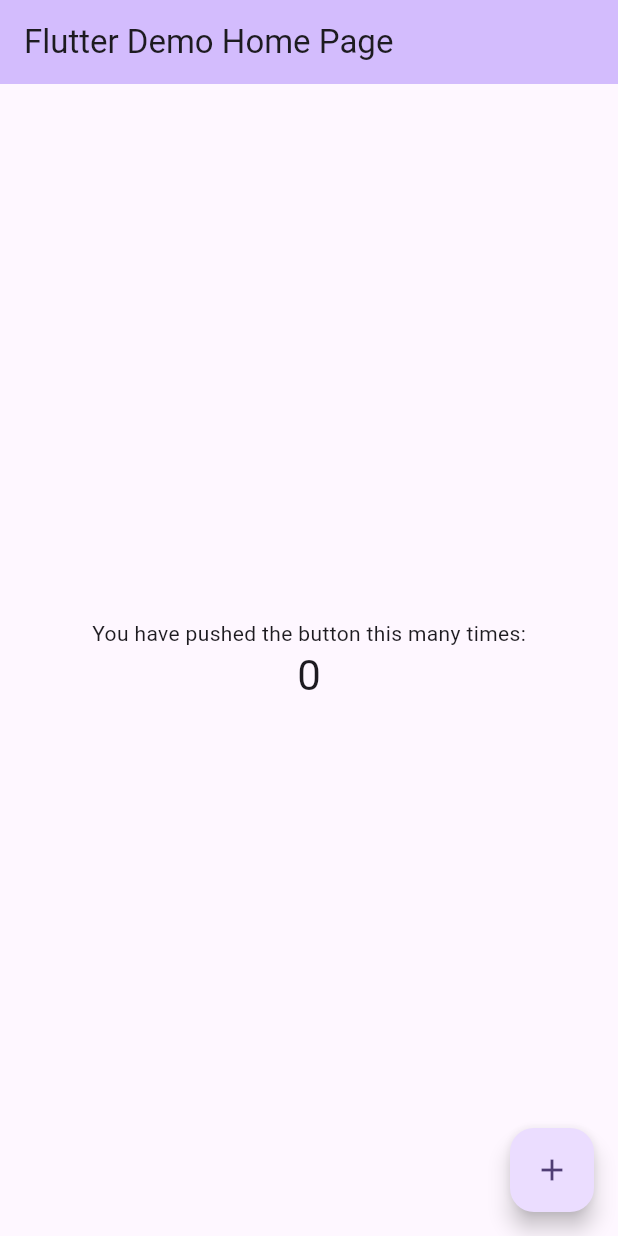
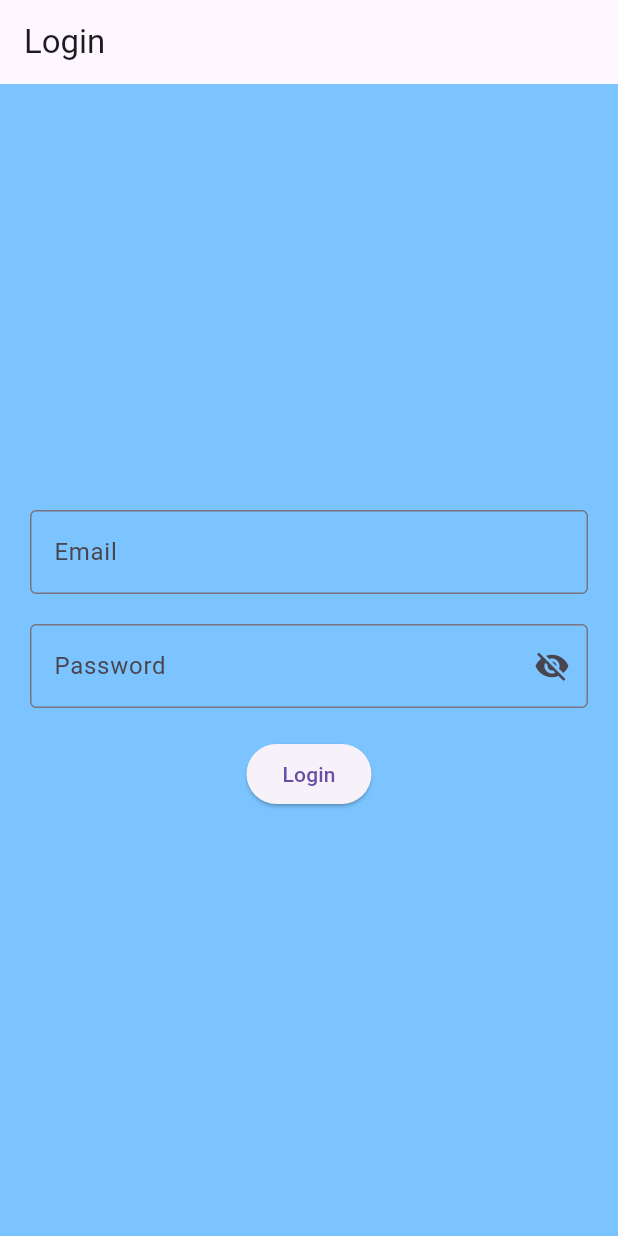
Before and after one commit to salman123-t/myapp, a Flutter app: the screen it shows after launch, on a phone screen of 412 x 824 dp. Run offline on Flutter 3.47's test engine with Material 3 defaults, Android fonts, the phone set to English and light mode, and no system bars.

```diff
--- /dev/null
+++ b/lib/first.dart
@@ -0,0 +1,66 @@
+import 'package:flutter/material.dart';
+import 'second.dart';
+
+class HalAwal extends StatefulWidget {
+  @override
+  _HalAwalState createState() => _HalAwalState();
+}
+
+class _HalAwalState extends State<HalAwal> {
+  final TextEditingController _textController = TextEditingController();
+  final TextEditingController _passwordController = TextEditingController();
+  bool _obscurePassword = true;
+
+  void _gotoSecondPage() {
+    Navigator.push(
+      context,
+      MaterialPageRoute(
+        builder: (context) => HalDua(data: _textController.text),
+      ),
+    );
+  }
+
+  @override
+  Widget build(BuildContext context) {
+    return Scaffold(
+      backgroundColor: const Color.fromARGB(255, 123, 196, 255),
+      appBar: AppBar(title: Text('Login')),
+      body: Padding(
+        padding: const EdgeInsets.all(20.0),
+        child: Column(
+          mainAxisAlignment: MainAxisAlignment.center,
+          children: [
+            TextField(
+              controller: _textController,
+              decoration: InputDecoration(
+                labelText: 'Email',
+                border: OutlineInputBorder(),
+              ),
+            ),
+            const SizedBox(height: 20),
+            TextField(
+              controller: _passwordController,
+              obscureText: _obscurePassword,
+              decoration: InputDecoration(
+                labelText: 'Password',
+                border: OutlineInputBorder(),
+                suffixIcon: IconButton(
+                  icon: Icon(
+                    _obscurePassword ? Icons.visibility_off : Icons.visibility,
+                  ),
+                  onPressed: () {
+                    setState(() {
+                      _obscurePassword = !_obscurePassword;
+                    });
+                  },
+                ),
+              ),
+            ),
+            const SizedBox(height: 20),
+            ElevatedButton(onPressed: _gotoSecondPage, child: Text('Login')),
+          ],
+        ),
+      ),
+    );
+  }
+}
--- a/lib/main.dart
+++ b/lib/main.dart
@@ -1,5 +1,5 @@
 import 'package:flutter/material.dart';
-
+import 'first.dart';
 void main() {
   runApp(const MyApp());
 }
@@ -7,48 +7,21 @@ void main() {
 class MyApp extends StatelessWidget {
   const MyApp({super.key});
 
-  // This widget is the root of your application.
   @override
   Widget build(BuildContext context) {
     return MaterialApp(
-      title: 'Flutter Demo',
+      title: 'Flutter Counter Test',
+      debugShowCheckedModeBanner: false,
       theme: ThemeData(
-        // This is the theme of your application.
-        //
-        // TRY THIS: Try running your application with "flutter run". You'll see
-        // the application has a purple toolbar. Then, without quitting the app,
-        // try changing the seedColor in the colorScheme below to Colors.green
-        // and then invoke "hot reload" (save your changes or press the "hot
-        // reload" button in a Flutter-supported IDE, or press "r" if you used
-        // the command line to start the app).
-        //
-        // Notice that the counter didn't reset back to zero; the application
-        // state is not lost during the reload. To reset the state, use hot
-        // restart instead.
-        //
-        // This works for code too, not just values: Most code changes can be
-        // tested with just a hot reload.
-        colorScheme: ColorScheme.fromSeed(seedColor: Colors.deepPurple),
-        useMaterial3: true,
+        primarySwatch: Colors.blue,
       ),
-      home: const MyHomePage(title: 'Flutter Demo Home Page'),
+      home: HalAwal(),
     );
   }
 }
 
 class MyHomePage extends StatefulWidget {
-  const MyHomePage({super.key, required this.title});
-
-  // This widget is the home page of your application. It is stateful, meaning
-  // that it has a State object (defined below) that contains fields that affect
-  // how it looks.
-
-  // This class is the configuration for the state. It holds the values (in this
-  // case the title) provided by the parent (in this case the App widget) and
-  // used by the build method of the State. Fields in a Widget subclass are
-  // always marked "final".
-
-  final String title;
+  const MyHomePage({super.key});
 
   @override
   State<MyHomePage> createState() => _MyHomePageState();
@@ -59,65 +32,27 @@ class _MyHomePageState extends State<MyHomePage> {
 
   void _incrementCounter() {
     setState(() {
-      // This call to setState tells the Flutter framework that something has
-      // changed in this State, which causes it to rerun the build method below
-      // so that the display can reflect the updated values. If we changed
-      // _counter without calling setState(), then the build method would not be
-      // called again, and so nothing would appear to happen.
       _counter++;
     });
   }
 
   @override
   Widget build(BuildContext context) {
-    // This method is rerun every time setState is called, for instance as done
-    // by the _incrementCounter method above.
-    //
-    // The Flutter framework has been optimized to make rerunning build methods
-    // fast, so that you can just rebuild anything that needs updating rather
-    // than having to individually change instances of widgets.
     return Scaffold(
       appBar: AppBar(
-        // TRY THIS: Try changing the color here to a specific color (to
-        // Colors.amber, perhaps?) and trigger a hot reload to see the AppBar
-        // change color while the other colors stay the same.
-        backgroundColor: Theme.of(context).colorScheme.inversePrimary,
-        // Here we take the value from the MyHomePage object that was created by
-        // the App.build method, and use it to set our appbar title.
-        title: Text(widget.title),
+        title: const Text('Flutter Tugas'),
       ),
       body: Center(
-        // Center is a layout widget. It takes a single child and positions it
-        // in the middle of the parent.
-        child: Column(
-          // Column is also a layout widget. It takes a list of children and
-          // arranges them vertically. By default, it sizes itself to fit its
-          // children horizontally, and tries to be as tall as its parent.
-          //
-          // Column has various properties to control how it sizes itself and
-          // how it positions its children. Here we use mainAxisAlignment to
-          // center the children vertically; the main axis here is the vertical
-          // axis because Columns are vertical (the cross axis would be
-          // horizontal).
-          //
-          // TRY THIS: Invoke "debug painting" (choose the "Toggle Debug Paint"
-          // action in the IDE, or press "p" in the console), to see the
-          // wireframe for each widget.
-          mainAxisAlignment: MainAxisAlignment.center,
-          children: <Widget>[
-            const Text('You have pushed the button this many times:'),
-            Text(
-              '$_counter',
-              style: Theme.of(context).textTheme.headlineMedium,
-            ),
-          ],
+        child: Text(
+          '$_counter',
+          style: Theme.of(context).textTheme.headlineMedium,
         ),
       ),
       floatingActionButton: FloatingActionButton(
         onPressed: _incrementCounter,
         tooltip: 'Increment',
         child: const Icon(Icons.add),
-      ), // This trailing comma makes auto-formatting nicer for build methods.
+      ),
     );
   }
 }
```
Also changed, not shown: lib/second.dart (added, +35 -0 lines), pubspec.lock.
